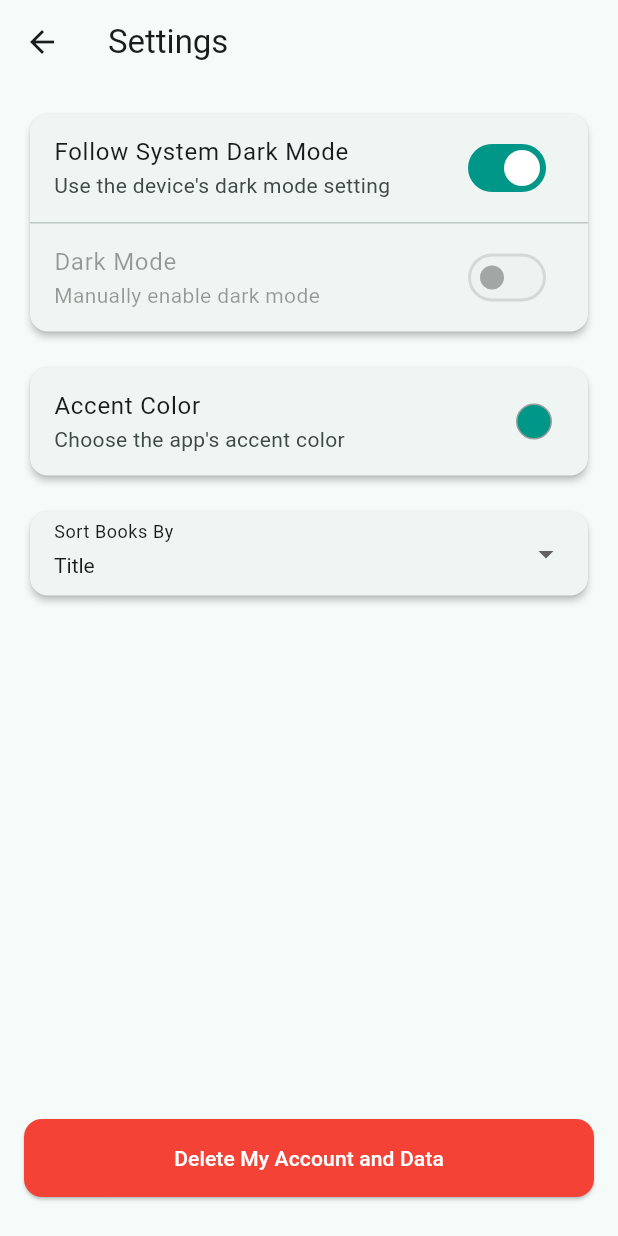
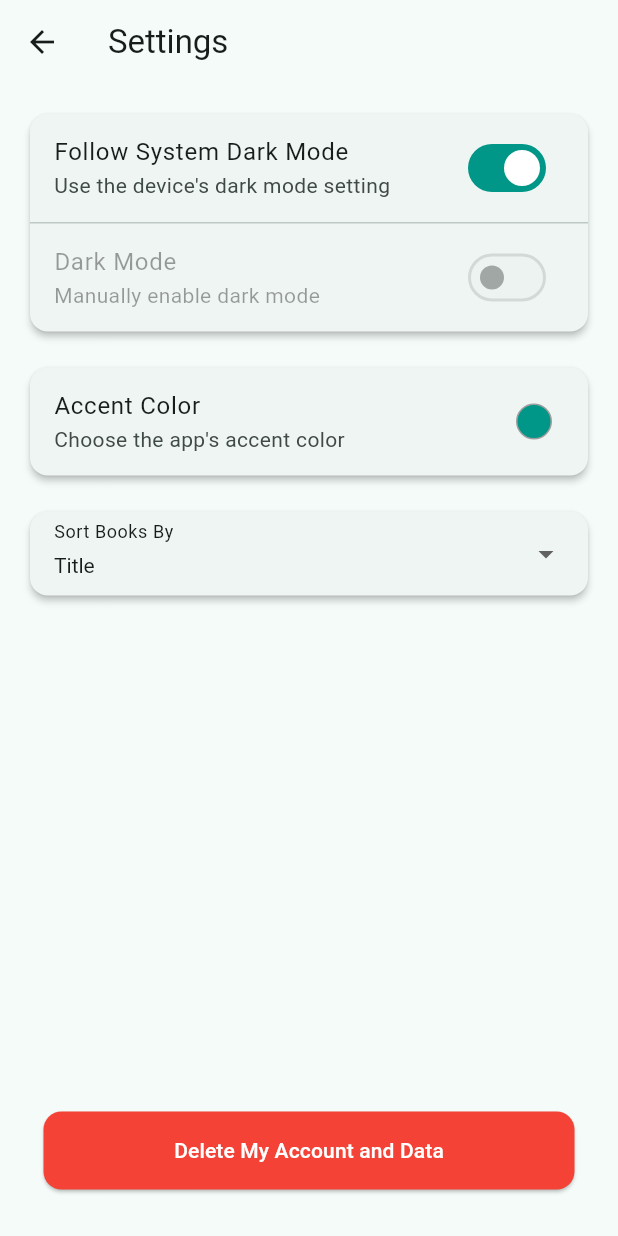
Before and after one commit to art-was-here/mybooknook, a Flutter app: the SettingsScreen screen opened by its route, on a phone screen of 412 x 824 dp. Run offline on Flutter 3.47's test engine with Material 3 defaults, Android fonts, the phone set to English and light mode, and no system bars; our stand-ins replace cloud_firestore, firebase_auth, firebase_core, flutter_colorpicker, flutter_expandable_fab, google_sign_in and 2 more; missing offline and left inert: barcode_scan2, googleapis; accounts and stored records are empty.

Commit message:
better delete account button styling

```diff
--- a/lib/widgets/settings.dart
+++ b/lib/widgets/settings.dart
@@ -362,7 +362,7 @@ class _SettingsScreenState extends State<SettingsScreen> {
           ),
           Container(
             width: double.infinity,
-            padding: const EdgeInsets.fromLTRB(16.0, 16.0, 16.0, 26.0),
+            padding: const EdgeInsets.fromLTRB(29.0, 16.0, 29.0, 31.0),
             child: ElevatedButton(
               style: ElevatedButton.styleFrom(
                 backgroundColor: Colors.red,
```
